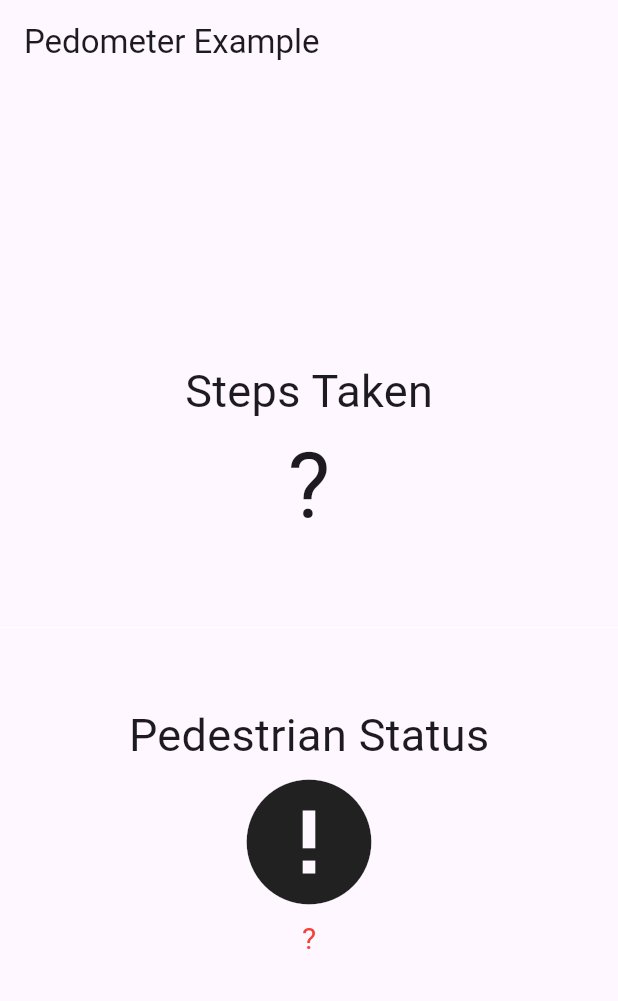
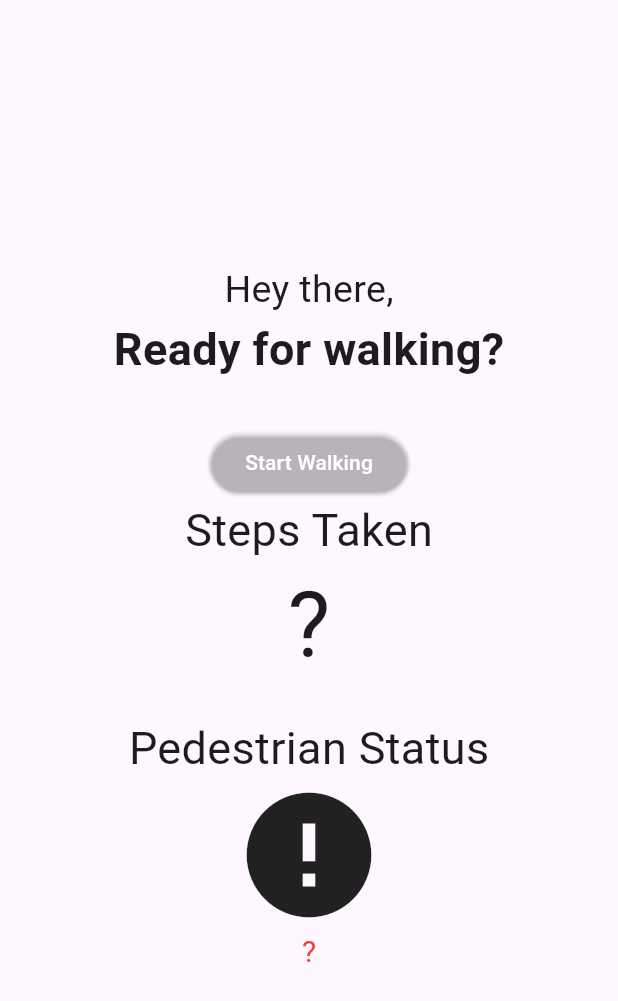
Before and after one commit to tobe-official/M335, a Flutter app: the screen it shows after launch, on a phone screen of 412 x 824 dp. Shown: the top 1001 px of the screen. Run offline on Flutter 3.47's test engine with Material 3 defaults, Android fonts, the phone set to English and light mode, and no system bars; our stand-ins replace pedometer, permission_handler.

Commit message:
first version not yet finished

```diff
--- a/lib/main.dart
+++ b/lib/main.dart
@@ -1,117 +1,17 @@
 import 'package:flutter/material.dart';
-import 'package:pedometer/pedometer.dart';
-import 'package:permission_handler/permission_handler.dart';
+import 'package:flutter/services.dart';
+import 'package:m_335_flutter/pages/home_page/home_page.dart';
 
 void main() {
   runApp(MyApp());
 }
 
-class MyApp extends StatefulWidget {
-  @override
-  State<MyApp> createState() => _MyAppState();
-}
-
-class _MyAppState extends State<MyApp> {
-  late Stream<StepCount> _stepCountStream;
-
-  late Stream<PedestrianStatus> _pedestrianStatusStream;
-
-  String _status = '?', _steps = '?';
-
-  @override
-  void initState() {
-    super.initState();
-    initPlatformState();
-  }
-
-  void onStepCount(StepCount event) {
-    print(event);
-    setState(() {
-      _steps = event.steps.toString();
-    });
-  }
-
-  void onPedestrianStatusChanged(PedestrianStatus event) {
-    print(event);
-    setState(() {
-      _status = event.status;
-    });
-  }
-
-  void onPedestrianStatusError(error) {
-    print('onPedestrianStatusError: $error');
-    setState(() {
-      _status = 'Pedestrian Status not available';
-    });
-    print(_status);
-  }
-
-  void onStepCountError(error) {
-    print('onStepCountError: $error');
-    setState(() {
-      _steps = 'Step Count not available';
-    });
-  }
-
-  Future<bool> _checkActivityRecognitionPermission() async {
-    bool granted = await Permission.activityRecognition.isGranted;
-
-    if (!granted) {
-      granted = await Permission.activityRecognition.request() == PermissionStatus.granted;
-    }
-
-    return granted;
-  }
-
-  Future<void> initPlatformState() async {
-    bool granted = await _checkActivityRecognitionPermission();
-    if (!granted) {
-      // tell user, the app will not work
-    }
-
-    _pedestrianStatusStream = Pedometer.pedestrianStatusStream;
-    (await _pedestrianStatusStream.listen(onPedestrianStatusChanged)).onError(onPedestrianStatusError);
-
-    _stepCountStream = Pedometer.stepCountStream;
-    _stepCountStream.listen(onStepCount).onError(onStepCountError);
-
-    if (!mounted) return;
-  }
+class MyApp extends StatelessWidget {
+  const MyApp({super.key});
 
   @override
   Widget build(BuildContext context) {
-    return MaterialApp(
-      home: Scaffold(
-        appBar: AppBar(title: const Text('Pedometer Example')),
-        body: Center(
-          child: Column(
-            mainAxisAlignment: MainAxisAlignment.center,
-            children: <Widget>[
-              Text('Steps Taken', style: TextStyle(fontSize: 30)),
-              Text(_steps, style: TextStyle(fontSize: 60)),
-              Divider(height: 100, thickness: 0, color: Colors.white),
-              Text('Pedestrian Status', style: TextStyle(fontSize: 30)),
-              Icon(
-                _status == 'walking'
-                    ? Icons.directions_walk
-                    : _status == 'stopped'
-                    ? Icons.accessibility_new
-                    : Icons.error,
-                size: 100,
-              ),
-              Center(
-                child: Text(
-                  _status,
-                  style:
-                      _status == 'walking' || _status == 'stopped'
-                          ? TextStyle(fontSize: 30)
-                          : TextStyle(fontSize: 20, color: Colors.red),
-                ),
-              ),
-            ],
-          ),
-        ),
-      ),
-    );
+    SystemChrome.setPreferredOrientations([DeviceOrientation.portraitUp, DeviceOrientation.portraitDown]);
+    return const MaterialApp(home: HomePage());
   }
 }
--- /dev/null
+++ b/lib/pages/home_page/home_page.dart
@@ -0,0 +1,108 @@
+import 'package:flutter/material.dart';
+
+import 'home_page_steps_stream.dart';
+
+class HomePage extends StatefulWidget {
+  const HomePage({super.key});
+
+  @override
+  State<HomePage> createState() => _HomePageState();
+}
+
+class _HomePageState extends State<HomePage> {
+  final _stepsStream = HomePageStepsStream();
+
+  bool _startWalking = true;
+
+  @override
+  void initState() {
+    super.initState();
+    _stepsStream.init();
+  }
+
+  @override
+  void dispose() {
+    _stepsStream.dispose();
+    super.dispose();
+  }
+
+  void _onButtonPressed(bool startWalking) {
+    setState(() {
+      _startWalking = !startWalking;
+    });
+  }
+
+  @override
+  Widget build(BuildContext context) {
+    return Scaffold(body: _body());
+  }
+
+  Widget _body() {
+    return Center(
+      child: Column(
+        mainAxisAlignment: MainAxisAlignment.center,
+        children: [_welcomeText(), _stepsOverview(), _streamBuilder()],
+      ),
+    );
+  }
+
+  Widget _streamBuilder() {
+    return StreamBuilder<String>(
+      stream: _stepsStream.pedestrianStatusStream,
+      builder: (context, snapshot) {
+        final status = snapshot.data ?? '?';
+        final icon =
+            status == 'walking'
+                ? Icons.directions_walk
+                : status == 'stopped'
+                ? Icons.accessibility_new
+                : Icons.error;
+        return Column(
+          children: [
+            Icon(icon, size: 100),
+            Text(
+              status,
+              style: TextStyle(
+                fontSize: (status == 'walking' || status == 'stopped') ? 30 : 20,
+                color: (status == 'walking' || status == 'stopped') ? null : Colors.red,
+              ),
+            ),
+          ],
+        );
+      },
+    );
+  }
+
+  Widget _welcomeText() {
+    return Column(
+      mainAxisAlignment: MainAxisAlignment.center,
+      children: [
+        const Text('Hey there,', style: TextStyle(fontSize: 25)),
+        const Text('Ready for walking?', style: TextStyle(fontSize: 30, fontWeight: FontWeight.bold)),
+        const SizedBox(height: 30),
+      ],
+    );
+  }
+
+  Widget _stepsOverview() {
+    return Column(
+      mainAxisAlignment: MainAxisAlignment.center,
+      children: [
+        ElevatedButton(
+          onPressed: () => _onButtonPressed(_startWalking),
+          style: ButtonStyle(
+            backgroundColor: WidgetStateProperty.all(_startWalking ? Color(0X00123456) : Color(0x00949494)),
+          ),
+          child: const Text('Start Walking', style: TextStyle(color: Colors.white)),
+        ),
+        const Text('Steps Taken', style: TextStyle(fontSize: 30)),
+        StreamBuilder<String>(
+          stream: _stepsStream.stepCountStream,
+          builder: (context, snapshot) => Text(snapshot.data ?? '?', style: const TextStyle(fontSize: 60)),
+        ),
+        const SizedBox(height: 16.0),
+        const Text('Pedestrian Status', style: TextStyle(fontSize: 30)),
+      ],
+    );
+  }
+}
```
Also changed, not shown: lib/pages/home_page/home_page_steps_stream.dart (added, +47 -0 lines).
